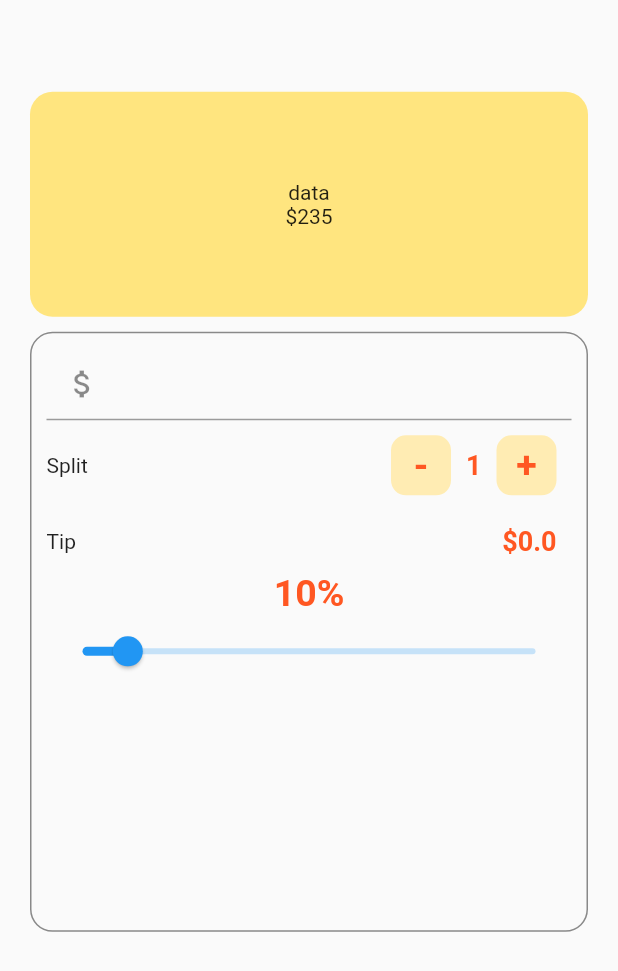
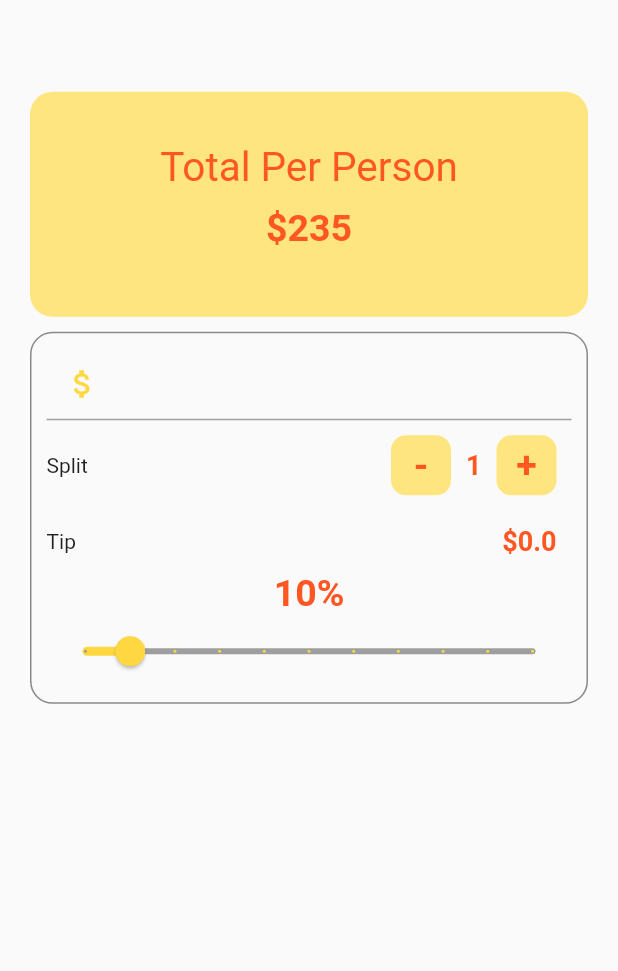
Before and after one commit to mahdiyarz/tip_cal, a Flutter app: the screen it shows after launch, on a phone screen of 412 x 824 dp. Shown: the top 971 px of the screen. Run offline on Flutter 3.47's test engine with Material 2 defaults, Android fonts, the phone set to English and light mode, and no system bars.

Commit message:
More styling

```diff
--- a/lib/ui/home.dart
+++ b/lib/ui/home.dart
@@ -31,14 +31,29 @@ class _TipCounterState extends State<TipCounter> {
               child: Column(
                 mainAxisAlignment: MainAxisAlignment.center,
                 children: [
-                  const Text('data'),
-                  const Text('\$235'),
+                  const Text(
+                    'Total Per Person',
+                    style: TextStyle(
+                      fontSize: 27,
+                      color: Colors.deepOrange,
+                    ),
+                  ),
+                  Padding(
+                    padding: const EdgeInsets.all(10.0),
+                    child: Text(
+                      '\$235',
+                      style: TextStyle(
+                        fontSize: 25,
+                        fontWeight: FontWeight.bold,
+                        color: Colors.deepOrange,
+                      ),
+                    ),
+                  ),
                 ],
               ),
             ),
             Container(
               width: 350,
-              height: 400,
               margin: const EdgeInsets.only(top: 10),
               padding: const EdgeInsets.all(10),
               decoration: BoxDecoration(
@@ -52,10 +67,19 @@ class _TipCounterState extends State<TipCounter> {
                     keyboardType:
                         const TextInputType.numberWithOptions(decimal: true),
                     decoration: const InputDecoration(
+                      enabledBorder: UnderlineInputBorder(
+                        borderSide: BorderSide(color: Colors.grey),
+                      ),
+                      focusedBorder: UnderlineInputBorder(
+                        borderSide: BorderSide(color: Colors.amberAccent),
+                      ),
                       prefixText: "Bill Amount",
-                      prefixIcon: Icon(Icons.attach_money),
+                      prefixIcon: Icon(
+                        Icons.attach_money,
+                        color: Colors.amberAccent,
+                      ),
                     ),
-                    style: const TextStyle(color: Colors.deepOrangeAccent),
+                    style: const TextStyle(color: Colors.deepOrange),
                     onChanged: (String value) {
                       try {
                         _billAmount = double.parse(value);
@@ -85,7 +109,7 @@ class _TipCounterState extends State<TipCounter> {
                               height: 40,
                               margin: const EdgeInsets.all(10),
                               decoration: BoxDecoration(
-                                color: Colors.amber.shade100,
+                                color: Colors.amberAccent.shade100,
                                 borderRadius: BorderRadius.circular(10),
                               ),
                               child: const Center(
@@ -118,7 +142,7 @@ class _TipCounterState extends State<TipCounter> {
                                 height: 40,
                                 margin: const EdgeInsets.all(10),
                                 decoration: BoxDecoration(
-                                  color: Colors.amber.shade100,
+                                  color: Colors.amberAccent.shade100,
                                   borderRadius: BorderRadius.circular(10),
                                 ),
                                 child: const Center(
@@ -165,9 +189,14 @@ class _TipCounterState extends State<TipCounter> {
                       Slider(
                         min: 0,
                         max: 100,
+                        activeColor: Colors.amberAccent,
+                        inactiveColor: Colors.grey,
+                        divisions: 10,
                         value: _tipPeresent.toDouble(),
                         onChanged: (double value) {
-                          _tipPeresent = value.round();
+                          setState(() {
+                            _tipPeresent = value.round();
+                          });
                         },
                       ),
                     ],
```
